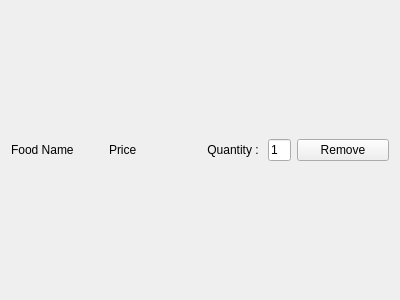
Qt form frontend/workspace.ui (therealrahulsahu/se_project) before a commit.
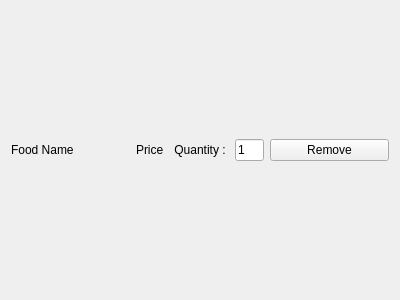
The same form after that commit.

Commit message: Customer food fetching is done

```diff
--- a/frontend/workspace.ui
+++ b/frontend/workspace.ui
@@ -28,7 +28,7 @@
     </spacer>
    </item>
    <item>
-    <layout class="QHBoxLayout" name="horizontalLayout_2" stretch="4,4,2,1,4">
+    <layout class="QHBoxLayout" name="horizontalLayout_2" stretch="4,0,2,1,4">
      <item>
       <widget class="QLabel" name="lb_food_name">
        <property name="text">
@@ -37,11 +37,15 @@
       </widget>
      </item>
      <item>
+      <layout class="QHBoxLayout" name="horizontalLayout">
+       <item>
       <widget class="QLabel" name="lb_price">
        <property name="text">
         <string>Price</string>
        </property>
       </widget>
+       </item>
+      </layout>
      </item>
      <item>
       <widget class="QLabel" name="label">
```
Lines whose indentation alone changed are shown as unchanged. The commit also changes 2 other files.
